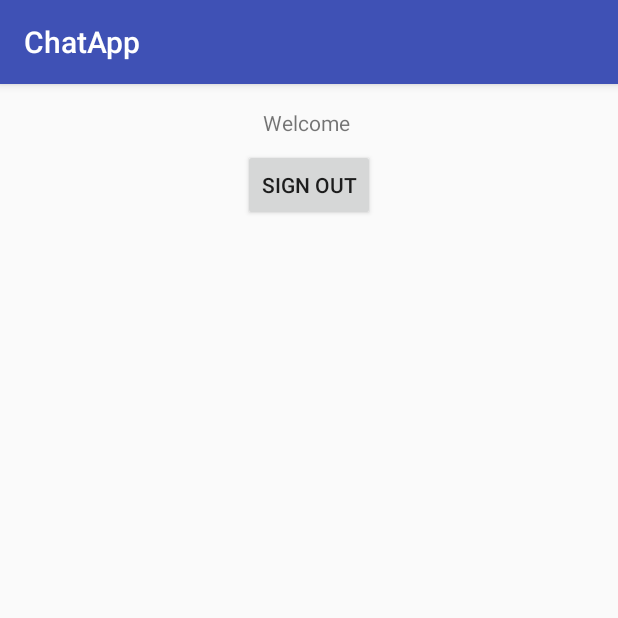
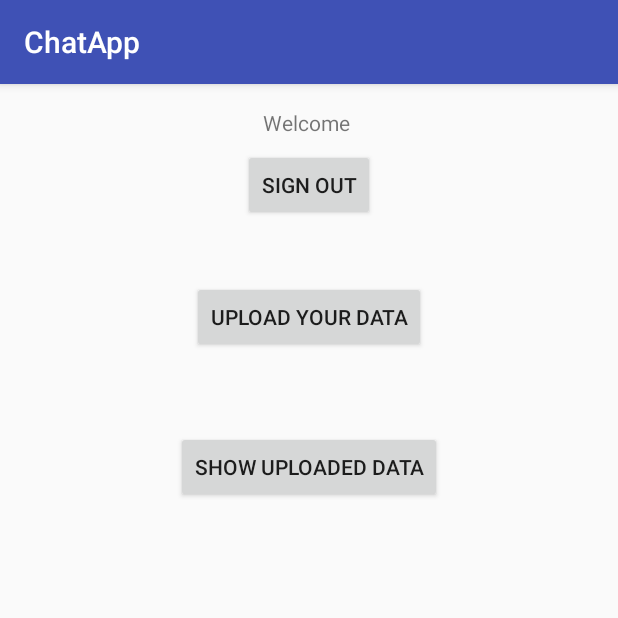
Before and after one commit to iliendo/ChatApp, an Android app: the screen it shows after launch once a user with an empty profile is signed in (Welcome), on a phone screen of 412 x 824 dp, the top half of it. Run offline under Robolectric (Android 15) with nearby library versions, the phone set to English and light mode, and no system bars; our stand-ins replace Firebase (no records; nobody signed in at launch, a user with empty details on screens opened directly).

Commit message:
Added buttons to welcome screen

```diff
--- a/app/src/main/res/layout/activity_welcome.xml
+++ b/app/src/main/res/layout/activity_welcome.xml
@@ -29,4 +29,28 @@
         app:layout_constraintEnd_toEndOf="parent"
         app:layout_constraintStart_toStartOf="parent"
         app:layout_constraintTop_toBottomOf="@+id/tf_username" />
+
+    <Button
+        android:id="@+id/btn_upload_data"
+        android:layout_width="wrap_content"
+        android:layout_height="wrap_content"
+        android:layout_marginEnd="8dp"
+        android:layout_marginStart="8dp"
+        android:layout_marginTop="40dp"
+        android:text="Upload your data"
+        app:layout_constraintEnd_toEndOf="parent"
+        app:layout_constraintStart_toStartOf="parent"
+        app:layout_constraintTop_toBottomOf="@+id/btn_signout" />
+
+    <Button
+        android:id="@+id/btn_view_data"
+        android:layout_width="wrap_content"
+        android:layout_height="wrap_content"
+        android:layout_marginEnd="8dp"
+        android:layout_marginStart="8dp"
+        android:layout_marginTop="52dp"
+        android:text="show uploaded data"
+        app:layout_constraintEnd_toEndOf="parent"
+        app:layout_constraintStart_toStartOf="parent"
+        app:layout_constraintTop_toBottomOf="@+id/btn_upload_data" />
 </android.support.constraint.ConstraintLayout>
```
